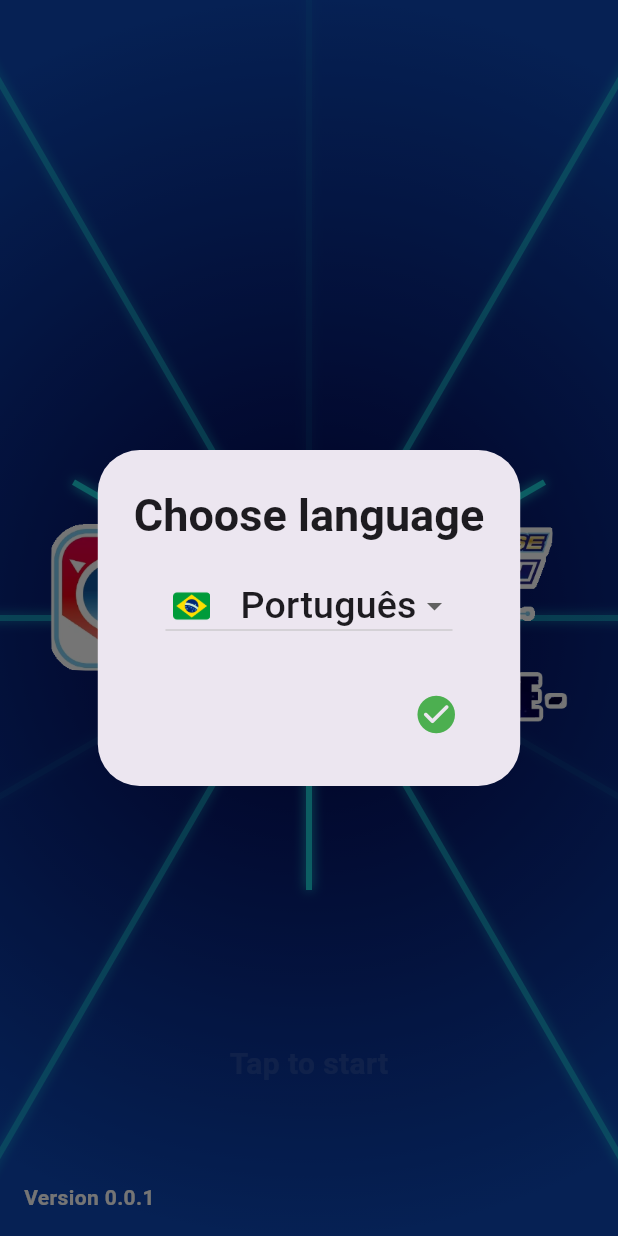
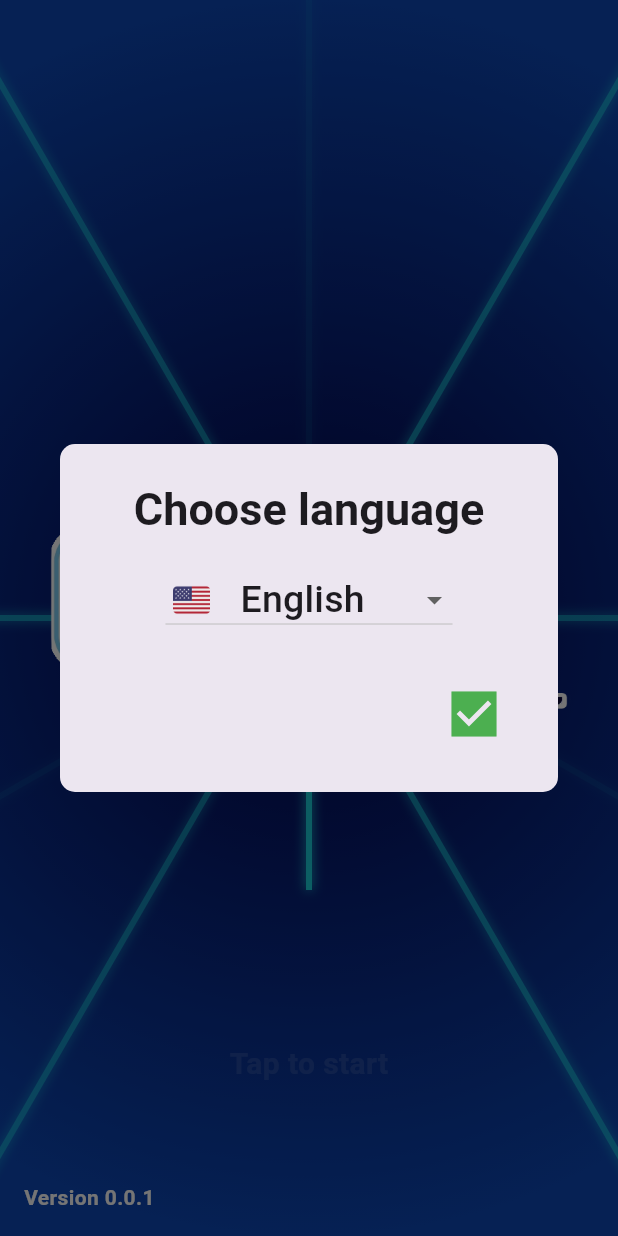
Before and after one commit to Victy0/appli_drive_mobile, a Flutter app: the screen it shows after launch, on a phone screen of 412 x 824 dp. Run offline on Flutter 3.47's test engine with Material 3 defaults, Android fonts, the phone set to English and light mode, and no system bars; our stand-ins replace audioplayers, shared_preferences, sqflite; missing offline and left inert: screen_state; accounts and stored records are empty.

Commit message:
layout adjustment and saving language choice

```diff
--- a/lib/components/dialogs/dialog_change_language.dart
+++ b/lib/components/dialogs/dialog_change_language.dart
@@ -1,5 +1,6 @@
 import 'package:appli_drive_mobile/localizations/app_localization.dart';
 import 'package:flutter/material.dart';
+import 'package:shared_preferences/shared_preferences.dart';
 
 class DialogChangeLanguage extends StatefulWidget {
   final Function(Locale) onLanguageChange;
@@ -10,17 +11,41 @@ class DialogChangeLanguage extends StatefulWidget {
 }
 
 class DialogChangeLanguageState extends State<DialogChangeLanguage> {
-  Locale _selectedLocale = const Locale('pt', 'BR');
-
+  late Locale _selectedLocale;
   final List<Map<String, dynamic>> _languages = [
     {'label': 'Português', 'locale': const Locale('pt', 'BR'), 'flag': 'assets/images/flags/br.png'},
     {'label': 'English', 'locale': const Locale('en', 'US'), 'flag': 'assets/images/flags/us.png'},
     {'label': '日本語', 'locale': const Locale('ja', 'JP'), 'flag': 'assets/images/flags/jp.png'},
   ];
 
+  Future<Locale> getSavedLocale() async {
+    SharedPreferences prefs = await SharedPreferences.getInstance();
+    String? languageCode = prefs.getString('selected_language');
+    String? countryCode = prefs.getString('selected_country');
+
+    if (languageCode != null && countryCode != null) {
+      return Locale(languageCode, countryCode);
+    }
+
+    return WidgetsBinding.instance.platformDispatcher.locale;
+  }
+
+  @override
+  void initState() {
+    super.initState();
+    getSavedLocale().then((locale) {
+      setState(() {
+        _selectedLocale = locale;
+      });
+    });
+  }
+
   @override
   Widget build(BuildContext context) {
     return AlertDialog(
+      shape: RoundedRectangleBorder(
+        borderRadius: BorderRadius.circular(10.0),
+      ),
       title: Center(
         child: Text(
           AppLocalization.of(context).translate("componentsDialogs.changeLanguage.chooseLanguage"),
@@ -31,7 +56,9 @@ class DialogChangeLanguageState extends State<DialogChangeLanguage> {
           ),
         ),
       ),
-      content: Column(
+      content: SizedBox(
+        width: 300,
+        child: Column(
           mainAxisSize: MainAxisSize.min,
           children: [
             DropdownButton<Locale>(
@@ -64,12 +91,19 @@ class DialogChangeLanguageState extends State<DialogChangeLanguage> {
             ),
           ],
         ),
+      ),
       actions: <Widget>[
         TextButton(
-          onPressed: () => Navigator.pop(context),
+          onPressed: () async {
+            SharedPreferences prefs = await SharedPreferences.getInstance();
+            await prefs.setString('selected_language', _selectedLocale.languageCode);
+            await prefs.setString('selected_country', _selectedLocale.countryCode ?? '');
+
+            Navigator.pop(context);
+          },
           child: const Icon(
-            Icons.check_circle_rounded,
-            size: 30.0,
+            Icons.check_box_sharp,
+            size: 40.0,
             color: Colors.green,
           )
         ),
--- a/lib/main.dart
+++ b/lib/main.dart
@@ -3,6 +3,7 @@ import 'package:appli_drive_mobile/pages/initial_page.dart';
 import 'package:flutter/material.dart';
 import 'package:flutter/services.dart';
 import 'package:flutter_localizations/flutter_localizations.dart';
+import 'package:shared_preferences/shared_preferences.dart';
 
 void main() {
   WidgetsFlutterBinding.ensureInitialized();
@@ -35,11 +36,33 @@ class MyApp extends StatefulWidget  {
 }
 
 class MyAppState extends State<MyApp> {
-  Locale deviceLocale = WidgetsBinding.instance.platformDispatcher.locale;
+  Locale _deviceLocale = WidgetsBinding.instance.platformDispatcher.locale;
+
+  Future<Locale> getSavedLocale() async {
+    SharedPreferences prefs = await SharedPreferences.getInstance();
+    String? languageCode = prefs.getString('selected_language');
+    String? countryCode = prefs.getString('selected_country');
+
+    if (languageCode != null && countryCode != null) {
+      return Locale(languageCode, countryCode);
+    }
+
+    return WidgetsBinding.instance.platformDispatcher.locale;
+  }
 
   void changeLanguage(Locale newLocale) {
     setState(() {
-      deviceLocale = newLocale;
+      _deviceLocale = newLocale;
+    });
+  }
+
+  @override
+  void initState() {
+    super.initState();
+    getSavedLocale().then((locale) {
+      setState(() {
+        _deviceLocale = locale;
+      });
     });
   }
 
@@ -66,7 +89,7 @@ class MyAppState extends State<MyApp> {
         }
         return supportedLocales.first;
       },
-      locale: deviceLocale,
+      locale: _deviceLocale,
       home: InitialPage(onLanguageChange: changeLanguage),
     );
   }
--- a/pubspec.yaml
+++ b/pubspec.yaml
@@ -17,6 +17,7 @@ dependencies:
   flutter_localizations:
     sdk: flutter
   audioplayers: ^6.1.0
+  screen_state: ^3.0.0
 
 dev_dependencies:
   flutter_test:
@@ -29,5 +30,6 @@ flutter:
   assets:
     - assets/images/
     - assets/images/flags/
+    - assets/images/icons/
     - assets/sounds/
     - assets/langs/
```
Also changed, not shown: lib/pages/initial_page.dart (+35 -22 lines), lib/components/version_app.dart (line endings or trailing spaces), pubspec.lock, 1 other file. Lines whose indentation alone changed are shown as unchanged.
